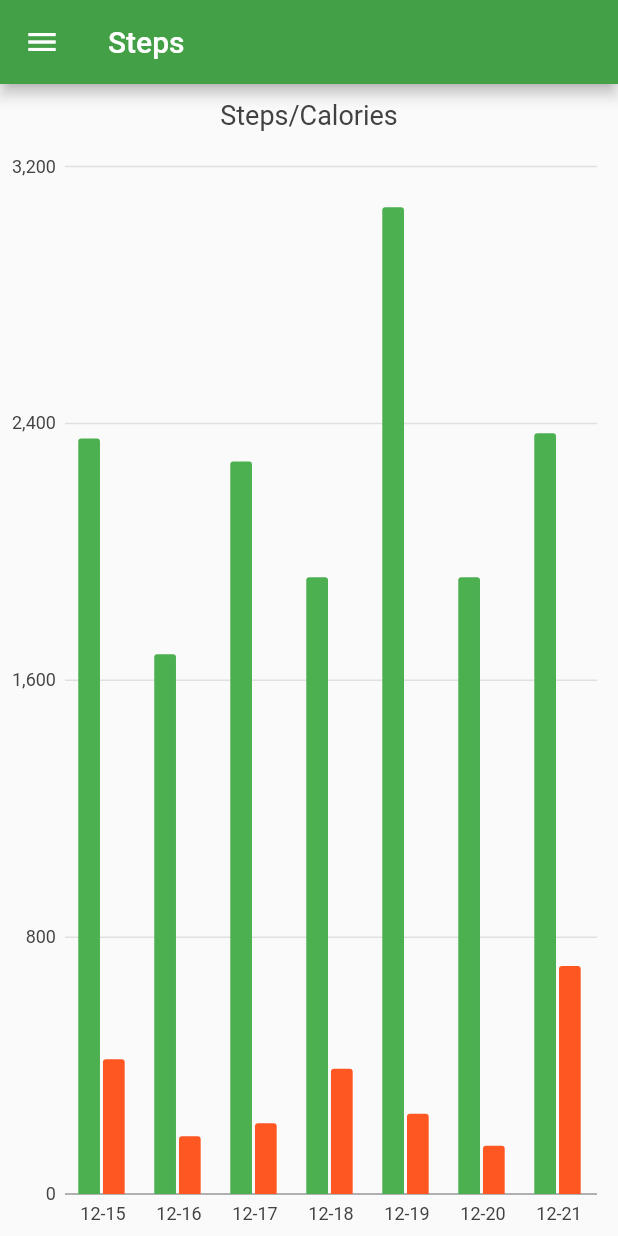
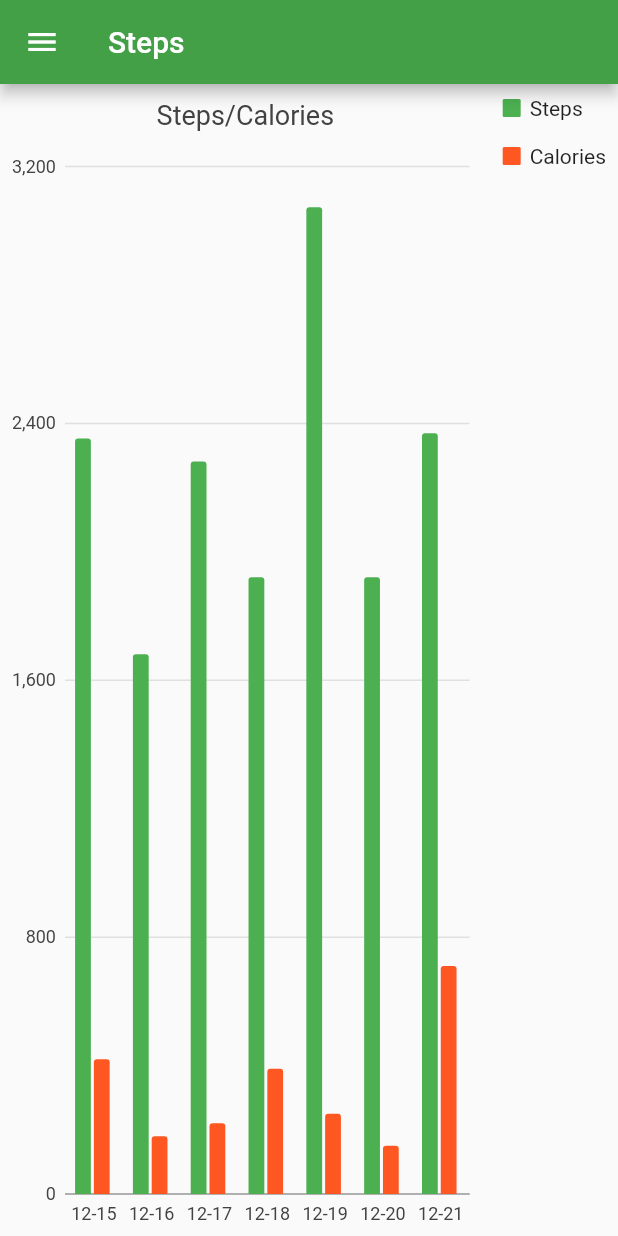
Before and after one commit to LefterisKcode/final_flutter, a Flutter app: the screen it shows after launch, after a tap on "Steps", on a phone screen of 412 x 824 dp. Run offline on Flutter 3.47's test engine with Material 2 defaults, Android fonts, the phone set to English and light mode, and no system bars; our stand-ins replace charts_flutter; missing offline and left inert: flutter_circular_chart, flutter_sparkline.

Commit message:
Version 1.04

```diff
--- a/lib/homepage.dart
+++ b/lib/homepage.dart
@@ -63,11 +63,11 @@ class _HomePageState extends State<HomePage> {
     List<double> tmp2 = [];
     List<double> tmp3 = [];
     for (Map j in tagsJson) {
-      s += j['steps'];
-      c += j['calories'];
+      s = j['steps'].toDouble();
+      c += j['steps'].toDouble();
     }
     tmp2.add(s);
-    tmp3.add(c);
+    tmp3.add(8000.0);
     setState(() {
       this.cdata = tmp2;
       this.cdata2 = tmp3;
@@ -176,7 +176,7 @@ class _HomePageState extends State<HomePage> {
     );
   }
 
-   Widget myCircularItems(
+  Widget myCircularItems(
       String title, List<double> cdata, List<double> cdata2) {
     // var first = new CircularSegmentEntry(s.toDouble(), Colors.orange, rankKey: 'Steps');
     List<CircularStackEntry> circularData = <CircularStackEntry>[
--- a/lib/steps_cal.dart
+++ b/lib/steps_cal.dart
@@ -43,6 +43,7 @@
       barGroupingType: charts.BarGroupingType.grouped,
       behaviors: [
         new charts.ChartTitle('Steps/Calories', innerPadding: 20),
+        new charts.SeriesLegend(position: charts.BehaviorPosition.end, outsideJustification: charts.OutsideJustification.middleDrawArea),
       ],
     );
   }
```
Also changed, not shown: lib/hearts.dart (indentation only), lib/main.dart (line endings or trailing spaces).
